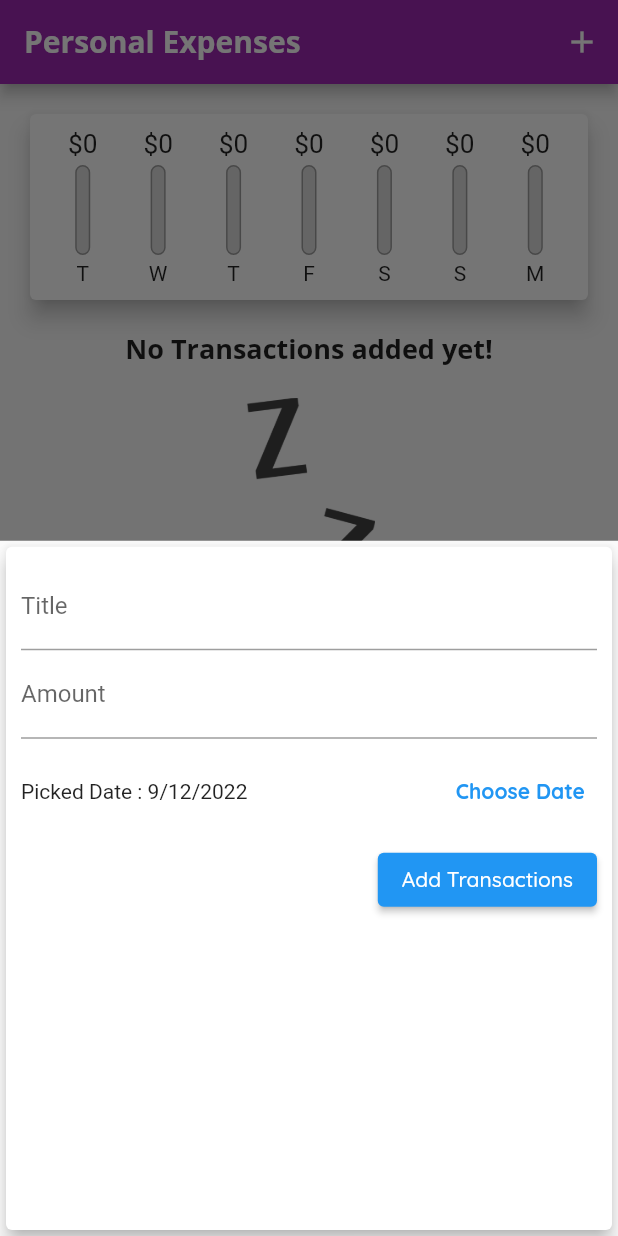
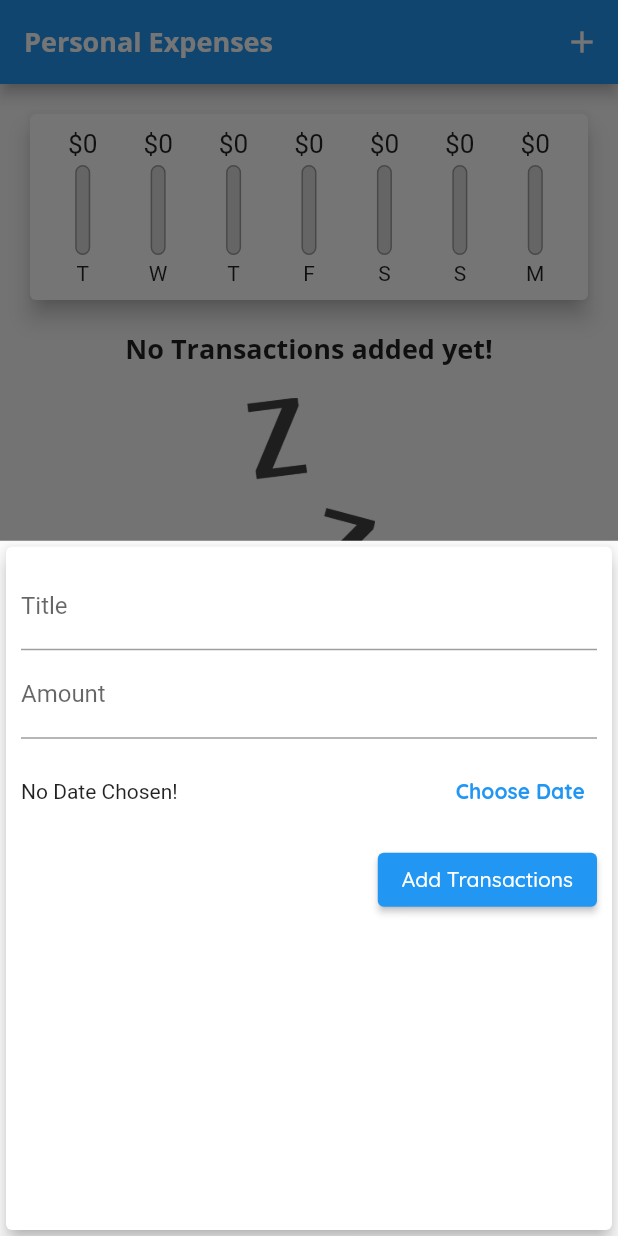
Before and after one commit to anggoroeko/combining_widgets, a Flutter app: the screen it shows after launch, after a tap on the "add" icon, on a phone screen of 412 x 824 dp. Run offline on Flutter 3.47's test engine with Material 2 defaults, Android fonts, the phone set to English and light mode, and no system bars.

Commit message:
date bugs update

```diff
--- a/lib/main.dart
+++ b/lib/main.dart
@@ -19,25 +19,16 @@ class MyApp extends StatelessWidget {
     return MaterialApp(
       title: 'Personal Expenses',
       theme: ThemeData(
-          colorScheme: ColorScheme.fromSwatch(primarySwatch: Colors.purple)
-              .copyWith(secondary: Colors.amber),
-          fontFamily: 'QuickSand',
+          colorScheme: ColorScheme.fromSwatch(
+                  primarySwatch: Colors.blue, errorColor: Colors.red)
+              .copyWith(secondary: Colors.blue),
+          fontFamily: 'Quicksand',
           textTheme: ThemeData.light().textTheme.copyWith(
               titleLarge: TextStyle(
                   fontFamily: 'OpenSans',
                   fontWeight: FontWeight.bold,
                   fontSize: 18),
-              labelLarge: TextStyle(color: Colors.white)),
-          appBarTheme: AppBarTheme(
-              titleTextStyle: ThemeData.light()
-                  .textTheme
-                  .copyWith(
-                    titleLarge: TextStyle(
-                        fontFamily: 'OpenSans',
-                        fontSize: 20,
-                        fontWeight: FontWeight.bold),
-                  )
-                  .titleLarge)),
+              labelLarge: TextStyle(color: Colors.white))),
       home: MyHomePage(),
     );
   }
@@ -84,6 +75,12 @@ class _MyHomePageState extends State<MyHomePage> {
         });
   }
 
+  void _deleteTransaction(String id) {
+    setState(() {
+      _userTransactions.removeWhere((tx) => tx.id == id);
+    });
+  }
+
   @override
   Widget build(BuildContext context) {
     return Scaffold(
@@ -100,7 +97,7 @@ class _MyHomePageState extends State<MyHomePage> {
           crossAxisAlignment: CrossAxisAlignment.stretch,
           children: [
             Chart(_recentTransactions),
-            TransactionList(_userTransactions)
+            TransactionList(_userTransactions, _deleteTransaction)
           ],
         ),
       ),
--- a/lib/widgets/new_transactions.dart
+++ b/lib/widgets/new_transactions.dart
@@ -15,25 +15,20 @@ class NewTransaction extends StatefulWidget {
 class _NewTransactionState extends State<NewTransaction> {
   final _titleController = TextEditingController();
   final _amountController = TextEditingController();
-  DateTime _selectedDate = DateTime.now();
+  DateTime? _selectedDate;
 
   void _submitData() {
+    if (_amountController.text.isEmpty) {
+      return;
+    }
     final enteredTitle = _titleController.text;
-    final enteredAmount = _amountController.text;
+    final enteredAmount = double.parse(_amountController.text);
 
-    if (enteredTitle.isEmpty ||
-        enteredAmount.isEmpty ||
-        _selectedDate == null) {
+    if (enteredTitle.isEmpty || enteredAmount <= 0 || _selectedDate == null) {
       return;
     }
 
-    final enteredAmountInt = double.parse(enteredAmount);
-
-    if (enteredAmountInt <= 0) {
-      return;
-    }
-
-    widget.addTx(enteredTitle, enteredAmountInt, _selectedDate);
+    widget.addTx(enteredTitle, enteredAmount, _selectedDate);
     Navigator.of(context).pop();
   }
 
@@ -84,7 +79,7 @@ class _NewTransactionState extends State<NewTransaction> {
                     child: Text(
                       _selectedDate == null
                           ? 'No Date Chosen!'
-                          : 'Picked Date : ${DateFormat.yMd().format(_selectedDate)}',
+                          : 'Picked Date : ${DateFormat.yMd().format(_selectedDate!)}',
                     ),
                   ),
                   TextButton(
--- a/lib/widgets/transaction_list.dart
+++ b/lib/widgets/transaction_list.dart
@@ -6,8 +6,9 @@ import 'package:intl/intl.dart';
 
 class TransactionList extends StatelessWidget {
   final List<Transaction> transactions;
+  final Function deleteTx;
 
-  TransactionList(this.transactions);
+  TransactionList(this.transactions, this.deleteTx);
 
   @override
   Widget build(BuildContext context) {
@@ -50,6 +51,11 @@ class TransactionList extends StatelessWidget {
                     ),
                     subtitle: Text(
                         DateFormat.yMMMd().format(transactions[index].date)),
+                    trailing: IconButton(
+                      onPressed: () => deleteTx(transactions[index].id),
+                      icon: Icon(Icons.delete),
+                      color: Theme.of(context).errorColor,
+                    ),
                   ),
                 );
               },
```
